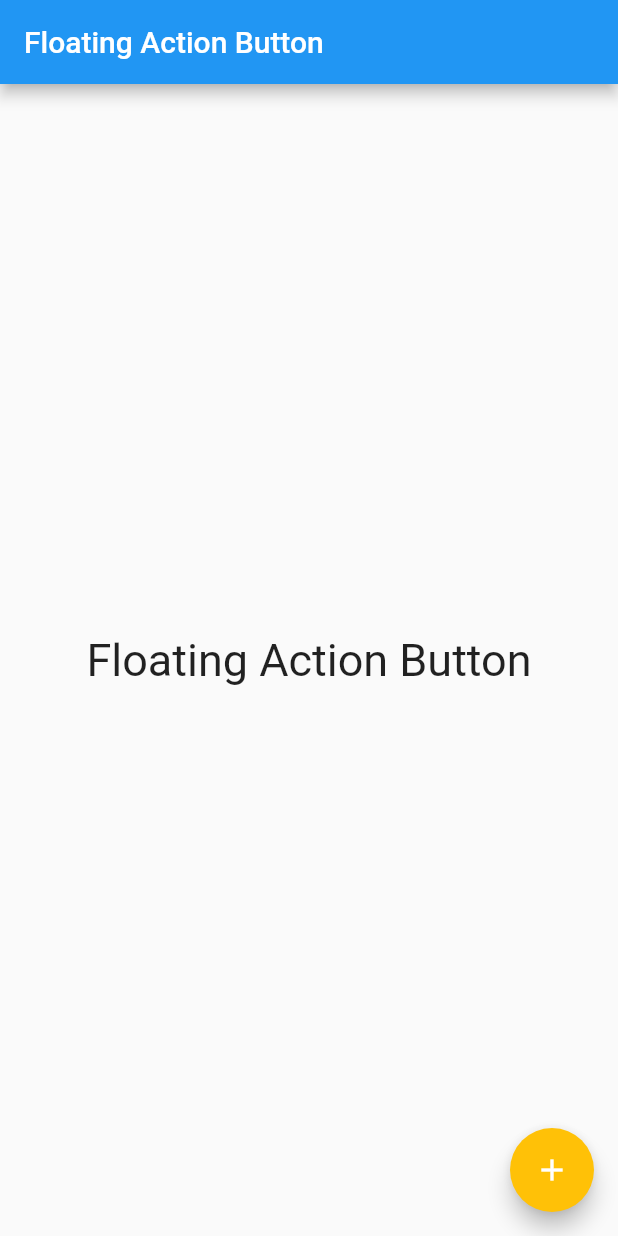
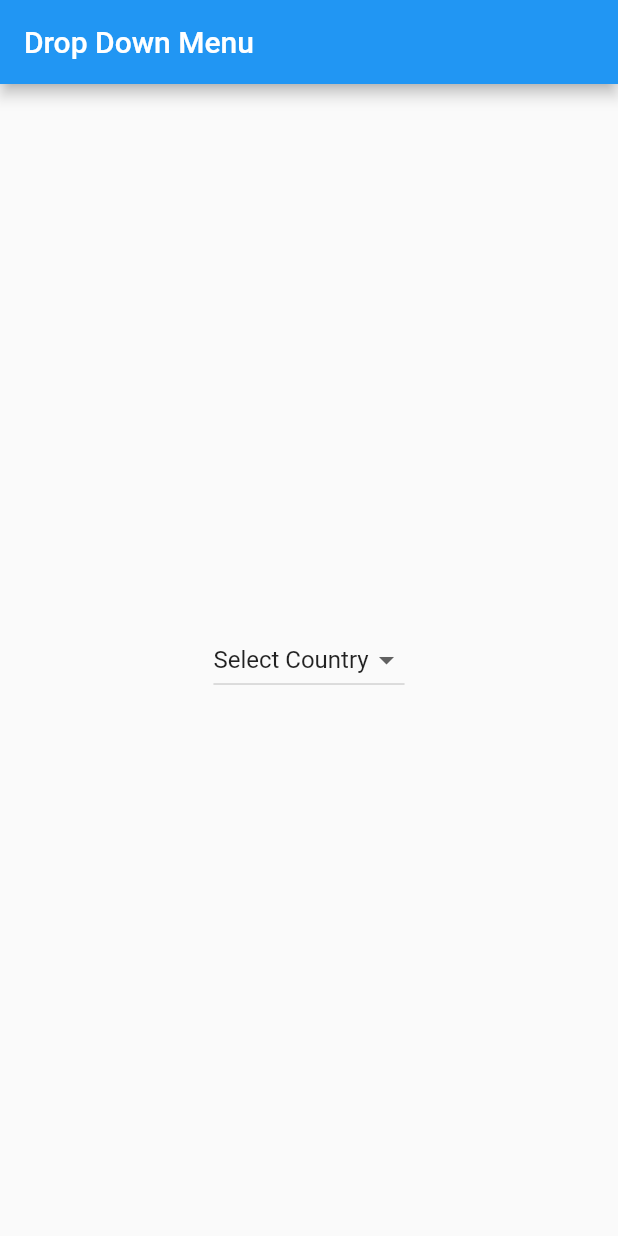
Before and after one commit to JunaidSAnsari/flutter_widgets, a Flutter app: the screen it shows after launch, on a phone screen of 412 x 824 dp. Run offline on Flutter 3.47's test engine with Material 2 defaults, Android fonts, the phone set to English and light mode, and no system bars.

Commit message:
DropDown menu

```diff
--- a/lib/main.dart
+++ b/lib/main.dart
@@ -1,29 +1,44 @@
 import 'package:flutter/cupertino.dart';
 import 'package:flutter/material.dart';
 
-void main (){
-  runApp(FloatingactionButton());
+void main() {
+  runApp(MaterialApp(
+    home: dropDownDesign(),
+  ));
 }
 
-class FloatingactionButton extends StatelessWidget {
+class dropDownDesign extends StatefulWidget {
+  const dropDownDesign({Key? key}) : super(key: key);
+
+  @override
+  State<dropDownDesign> createState() => _dropDownDesignState();
+}
+
+class _dropDownDesignState extends State<dropDownDesign> {
+  List<String> list = ["Select Country", "Pakistan", "India", "Bangladesh"];
+  String selectedCounry = "Select Country";
 
   @override
   Widget build(BuildContext context) {
-    return MaterialApp(
-      home: Scaffold(
-        appBar: AppBar(title: Text("Floating Action Button"),
+    return Scaffold(
+      appBar: AppBar(
+        title: Text("Drop Down Menu"),
+      ),
+      body: Center(
+        child: DropdownButton<String>(
+          items: list.map<DropdownMenuItem<String>>((String v) {
+            return DropdownMenuItem<String>(
+              child: Text(v),
+              value: v,
+            );
+          }).toList(),
+          value: selectedCounry,
+          onChanged: (String? newCountry) {
+            setState(() {
+              selectedCounry = newCountry!;
+            });
+          },
         ),
-        body: Center(
-          child: Text("Floating Action Button", style: TextStyle(fontSize: 30),),
-        ),
-        floatingActionButton: FloatingActionButton(
-            onPressed: (){
-            },
-          child: Icon(Icons.add),
-          backgroundColor: Colors.amber,
-        ),
-
-
       ),
     );
   }
```
